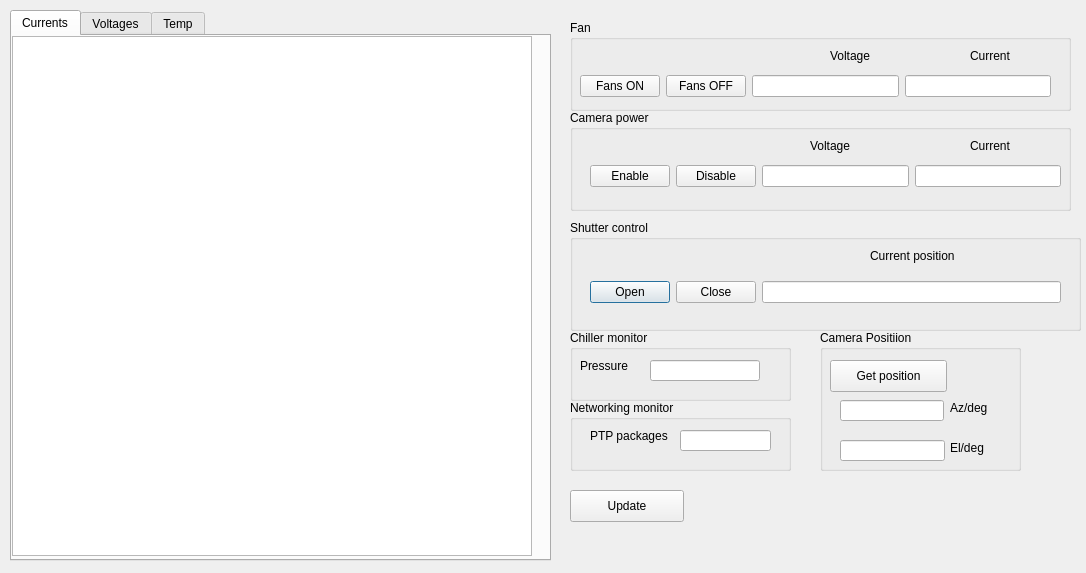
Qt form dialog.ui (aribrill/sctcamsoft) before a commit.
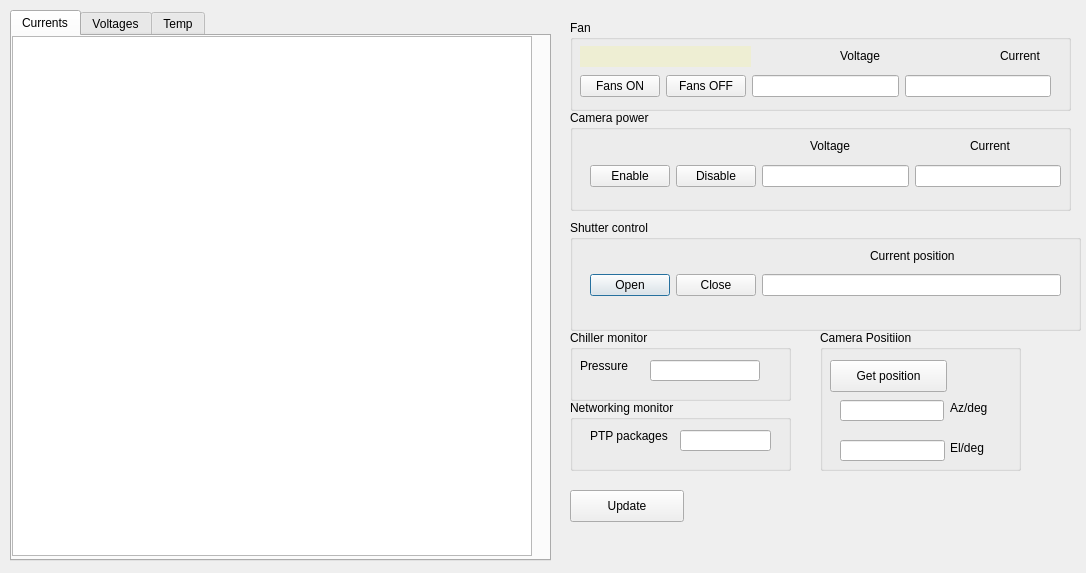
The same form after that commit.

Commit message: First round changes implemented server communication

Patch:
```diff
--- a/dialog.ui
+++ b/dialog.ui
@@ -44,10 +44,10 @@
       <x>20</x>
       <y>50</y>
       <width>471</width>
-      <height>44</height>
+      <height>31</height>
      </rect>
     </property>
-    <layout class="QHBoxLayout" name="horizontalLayout_3">
+    <layout class="QHBoxLayout" name="horizontalLayout_3" stretch="0,0,0">
      <item>
       <widget class="QPushButton" name="pushButton_6">
        <property name="text">
@@ -190,7 +190,7 @@
    <widget class="QLabel" name="label_6">
     <property name="geometry">
      <rect>
-      <x>400</x>
+      <x>430</x>
       <y>20</y>
       <width>51</width>
       <height>32</height>
@@ -203,7 +203,7 @@
    <widget class="QLabel" name="label_5">
     <property name="geometry">
      <rect>
-      <x>260</x>
+      <x>270</x>
       <y>20</y>
       <width>51</width>
       <height>32</height>
@@ -245,6 +245,31 @@
      </item>
     </layout>
    </widget>
+   <widget class="QLineEdit" name="fanAlertLineEdit">
+    <property name="enabled">
+     <bool>true</bool>
+    </property>
+    <property name="geometry">
+     <rect>
+      <x>10</x>
+      <y>26</y>
+      <width>171</width>
+      <height>21</height>
+     </rect>
+    </property>
+    <property name="autoFillBackground">
+     <bool>false</bool>
+    </property>
+    <property name="styleSheet">
+     <string notr="true">background-color: rgb(238, 238, 211);</string>
+    </property>
+    <property name="frame">
+     <bool>false</bool>
+    </property>
+    <property name="readOnly">
+     <bool>true</bool>
+    </property>
+   </widget>
   </widget>
   <widget class="QGroupBox" name="groupBox_7">
    <property name="geometry">
```
Left out of the diff: 6 changed lines with no effect on the pictures. The commit also changes 2 other files.
